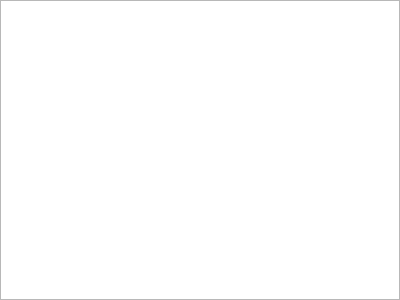
First picture: the form in native/src/DovahKit/ui/main_window/object_window.ui, repository DavidJCobb/DovahKit, before the edit.
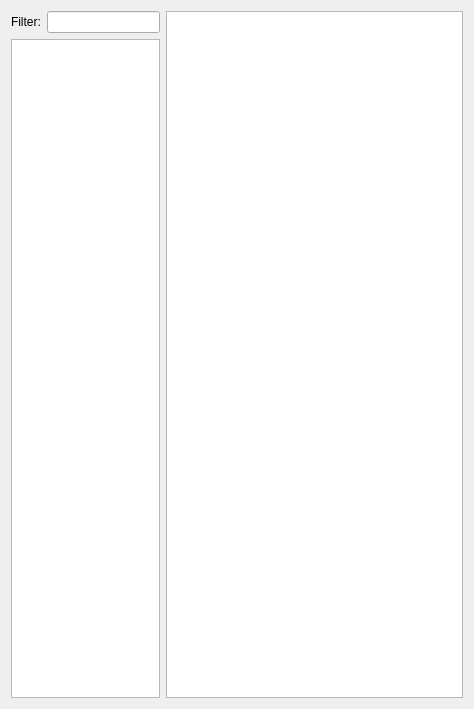
Second picture: the form after the edit. Custom widgets are drawn as their Qt base class.

Commit message:
Basic UI work, mostly on the Object Window look and feel
We now have an Object Window with a treeview that displays almost consistently with the Creation Kit, including with dotted branch lines.

The editor now has a singleton that manages its own load order, fit for editing.

```diff
--- a/native/src/DovahKit/ui/main_window/object_window.ui
+++ b/native/src/DovahKit/ui/main_window/object_window.ui
@@ -1,36 +1,87 @@
 <?xml version="1.0" encoding="UTF-8"?>
 <ui version="4.0">
  <class>ObjectWindow</class>
- <widget class="QDialog" name="ObjectWindow">
+ <widget class="QWidget" name="ObjectWindow">
   <property name="geometry">
    <rect>
     <x>0</x>
     <y>0</y>
-    <width>400</width>
-    <height>300</height>
+    <width>474</width>
+    <height>709</height>
    </rect>
   </property>
   <property name="windowTitle">
    <string>Dialog</string>
   </property>
   <layout class="QGridLayout" name="gridLayout">
-   <property name="leftMargin">
-    <number>0</number>
-   </property>
-   <property name="topMargin">
-    <number>0</number>
-   </property>
-   <property name="rightMargin">
-    <number>0</number>
-   </property>
-   <property name="bottomMargin">
-    <number>0</number>
-   </property>
    <item row="0" column="0">
-    <widget class="QTreeView" name="view"/>
+    <layout class="QHBoxLayout" name="horizontalLayout">
+     <item>
+      <widget class="QLabel" name="label">
+       <property name="text">
+        <string>Filter:</string>
+       </property>
+       <property name="buddy">
+        <cstring>filter</cstring>
+       </property>
+      </widget>
+     </item>
+     <item>
+      <widget class="QLineEdit" name="filter"/>
+     </item>
+    </layout>
+   </item>
+   <item row="0" column="1" rowspan="2">
+    <widget class="QTableView" name="table">
+     <property name="sizePolicy">
+      <sizepolicy hsizetype="Expanding" vsizetype="Expanding">
+       <horstretch>2</horstretch>
+       <verstretch>0</verstretch>
+      </sizepolicy>
+     </property>
+    </widget>
+   </item>
+   <item row="1" column="0">
+    <widget class="BasicFormTypeTree" name="tree">
+     <property name="sizePolicy">
+      <sizepolicy hsizetype="Expanding" vsizetype="Expanding">
+       <horstretch>1</horstretch>
+       <verstretch>0</verstretch>
+      </sizepolicy>
+     </property>
+     <property name="autoFillBackground">
+      <bool>true</bool>
+     </property>
+     <property name="selectionMode">
+      <enum>QAbstractItemView::SingleSelection</enum>
+     </property>
+     <property name="rootIsDecorated">
+      <bool>true</bool>
+     </property>
+     <property name="uniformRowHeights">
+      <bool>true</bool>
+     </property>
+     <attribute name="headerVisible">
+      <bool>false</bool>
+     </attribute>
+    </widget>
    </item>
   </layout>
  </widget>
- <resources/>
+ <customwidgets>
+  <customwidget>
+   <class>BasicFormTypeTree</class>
+   <extends>QTreeView</extends>
+   <header>object_window/basic_form_type_treeview.h</header>
+  </customwidget>
+ </customwidgets>
+ <tabstops>
+  <tabstop>filter</tabstop>
+  <tabstop>tree</tabstop>
+  <tabstop>table</tabstop>
+ </tabstops>
+ <resources>
+  <include location="../resources/resources.qrc"/>
+ </resources>
  <connections/>
 </ui>
```
Left out of the diff: 2 changed lines with no effect on the pictures. The commit also changes 21 other files.
